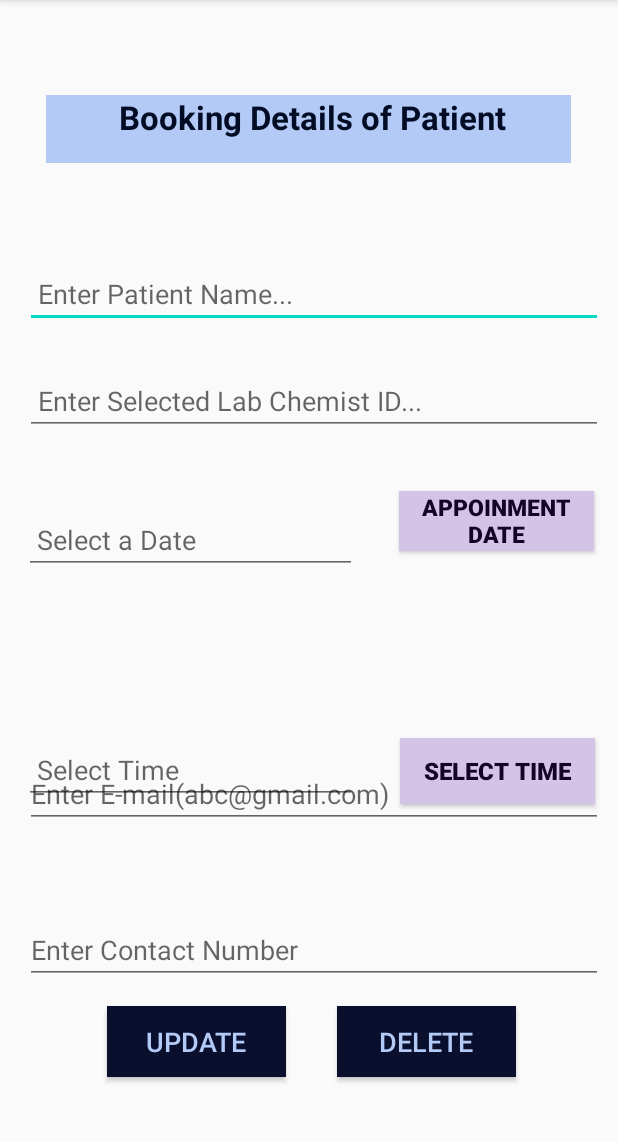
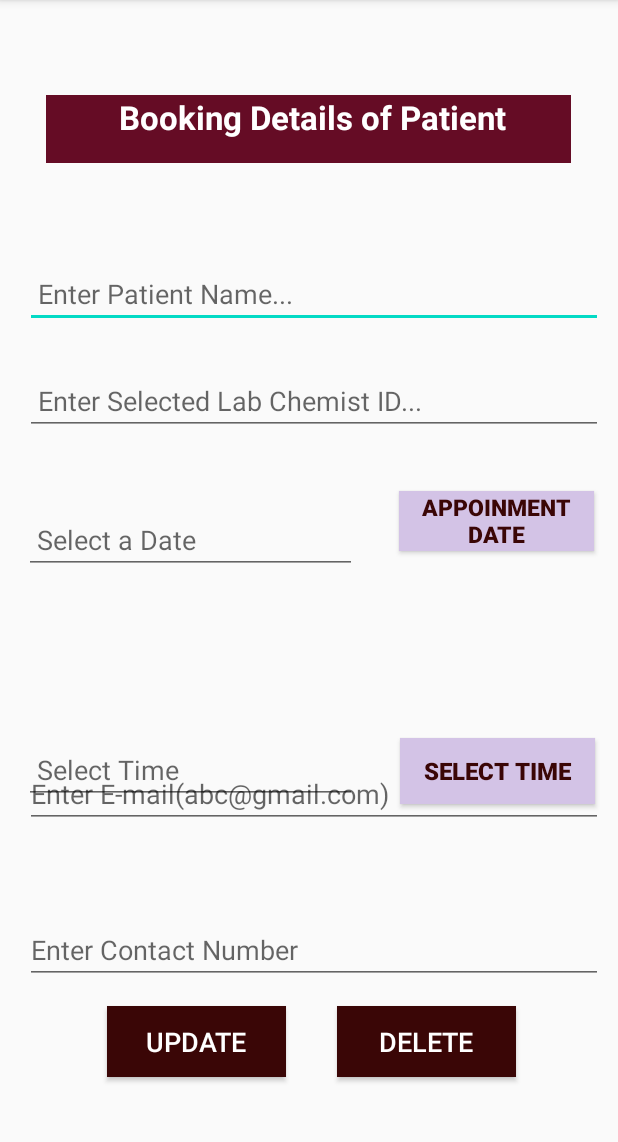
Before and after one commit to IT19040004/CoDe_WarRiors-Matara, an Android app: the DisplayLabBkDetails screen opened directly, with no data from a screen before it, on a phone screen of 412 x 824 dp, the part 84-1226 px from its top. Run offline under Robolectric (Android 15) with nearby library versions, the phone set to English and light mode, and no system bars.

Commit message:
Text color arranged

```diff
--- a/app/src/main/res/layout/activity_b_m_icalculate.xml
+++ b/app/src/main/res/layout/activity_b_m_icalculate.xml
@@ -12,7 +12,7 @@
         android:layout_width="175dp"
         android:layout_height="37dp"
         android:text=""
-        android:textColor="@color/formTxtColour"
+        android:textColor="#3A0606"
         android:textSize="20sp"
         app:layout_constraintBottom_toBottomOf="parent"
         app:layout_constraintEnd_toEndOf="parent"
@@ -128,8 +128,8 @@
         android:layout_width="133dp"
         android:layout_height="58dp"
         android:background="#3A0606"
+        android:textColor="@color/design_default_color_background"
         android:text="Calculate"
-        android:textColor="@color/design_default_color_background"
         android:textSize="18sp"
         android:textStyle="bold"
         app:layout_constraintBottom_toBottomOf="parent"
@@ -143,7 +143,7 @@
         android:layout_width="80dp"
         android:layout_height="30dp"
         android:text=""
-        android:textColor="@color/formTxtColour"
+        android:textColor="#3A0606"
         android:textSize="20sp"
         app:layout_constraintBottom_toBottomOf="parent"
         app:layout_constraintEnd_toEndOf="parent"
--- a/app/src/main/res/layout/activity_display_lab_bk_details.xml
+++ b/app/src/main/res/layout/activity_display_lab_bk_details.xml
@@ -12,11 +12,11 @@
         android:id="@+id/txtLabApp"
         android:layout_width="350sp"
         android:layout_height="45sp"
-        android:background="@color/buttonTextColour"
+        android:background="#650C25"
         android:gravity="center_horizontal"
         android:text=" Booking Details of Patient"
         android:textAlignment="center"
-        android:textColor="@color/captions"
+        android:textColor="@color/design_default_color_background"
         android:textSize="22sp"
         android:textStyle="bold"
         app:layout_constraintBottom_toBottomOf="parent"
@@ -33,7 +33,7 @@
         android:ems="10"
         android:hint=" Enter Patient Name..."
         android:inputType="textPersonName"
-        android:textColor="#022267"
+        android:textColor="#3A0606"
         android:textSize="18sp"
         app:layout_constraintBottom_toBottomOf="parent"
         app:layout_constraintEnd_toEndOf="parent"
@@ -49,7 +49,7 @@
         android:ems="10"
         android:hint="Enter E-mail(abc@gmail.com)"
         android:inputType="textEmailAddress"
-        android:textColor="#022267"
+        android:textColor="#3A0606"
         android:textSize="18sp"
         app:layout_constraintBottom_toBottomOf="parent"
         app:layout_constraintEnd_toEndOf="parent"
@@ -62,9 +62,9 @@
         android:id="@+id/btnUpdate"
         android:layout_width="119dp"
         android:layout_height="47dp"
-        android:background="@color/buttonBackground"
         android:text="Update"
-        android:textColor="@color/buttonTextColour"
+        android:background="#3A0606"
+        android:textColor="@color/design_default_color_background"
         android:textSize="18sp"
         app:layout_constraintBottom_toBottomOf="parent"
         app:layout_constraintEnd_toEndOf="parent"
@@ -80,7 +80,7 @@
         android:ems="10"
         android:hint=" Enter Selected Lab Chemist ID..."
         android:inputType="number"
-        android:textColor="#022267"
+        android:textColor="#3A0606"
         android:textSize="18sp"
         app:layout_constraintBottom_toBottomOf="parent"
         app:layout_constraintEnd_toEndOf="parent"
@@ -97,7 +97,7 @@
         android:ems="10"
         android:hint="Enter Contact Number"
         android:inputType="phone"
-        android:textColor="#022267"
+        android:textColor="#3A0606"
         android:textSize="18sp"
         app:layout_constraintBottom_toBottomOf="parent"
         app:layout_constraintEnd_toEndOf="parent"
@@ -114,7 +114,7 @@
         android:gravity="center_horizontal"
         android:text="Appoinment Date"
         android:textAlignment="center"
-        android:textColor="@color/formTxtColour"
+        android:textColor="#3A0606"
         android:textSize="15sp"
         android:textStyle="bold"
         app:layout_constraintBottom_toBottomOf="parent"
@@ -132,7 +132,7 @@
         android:layout_marginBottom="232dp"
         android:background="@color/formTxtBackground"
         android:text="Select Time"
-        android:textColor="@color/formTxtColour"
+        android:textColor="#3A0606"
         android:textSize="16sp"
         android:textStyle="bold"
         app:layout_constraintBottom_toBottomOf="parent"
@@ -148,7 +148,7 @@
         android:ems="10"
         android:hint=" Select a Date"
         android:inputType="textPersonName"
-        android:textColor="#022267"
+        android:textColor="#3A0606"
         android:textSize="18sp"
         app:layout_constraintBottom_toBottomOf="parent"
         app:layout_constraintEnd_toEndOf="parent"
@@ -165,7 +165,7 @@
         android:ems="10"
         android:hint=" Select Time"
         android:inputType="textPersonName"
-        android:textColor="#022267"
+        android:textColor="#3A0606"
         android:textSize="18sp"
         app:layout_constraintBottom_toBottomOf="parent"
         app:layout_constraintEnd_toEndOf="parent"
@@ -177,10 +177,10 @@
         android:id="@+id/btnDelete"
         android:layout_width="119dp"
         android:layout_height="47dp"
-        android:background="@color/buttonBackground"
         android:text="Delete"
-        android:textColor="@color/buttonTextColour"
         android:textSize="18sp"
+        android:background="#3A0606"
+        android:textColor="@color/design_default_color_background"
         app:layout_constraintBottom_toBottomOf="parent"
         app:layout_constraintEnd_toEndOf="parent"
         app:layout_constraintHorizontal_bias="0.767"
```
